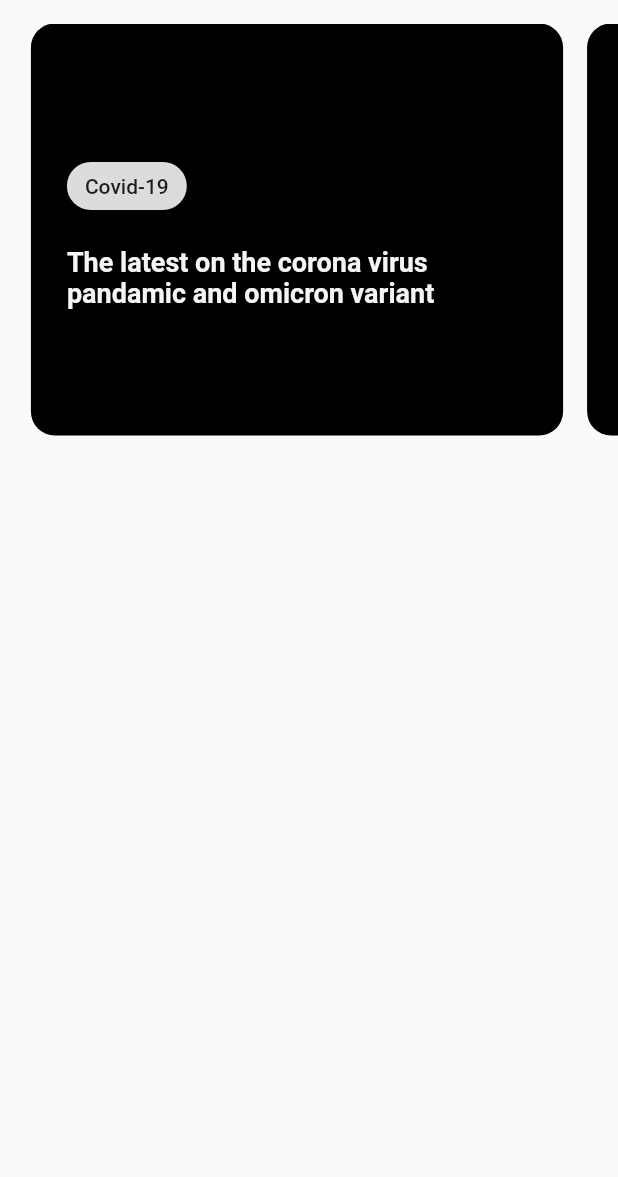
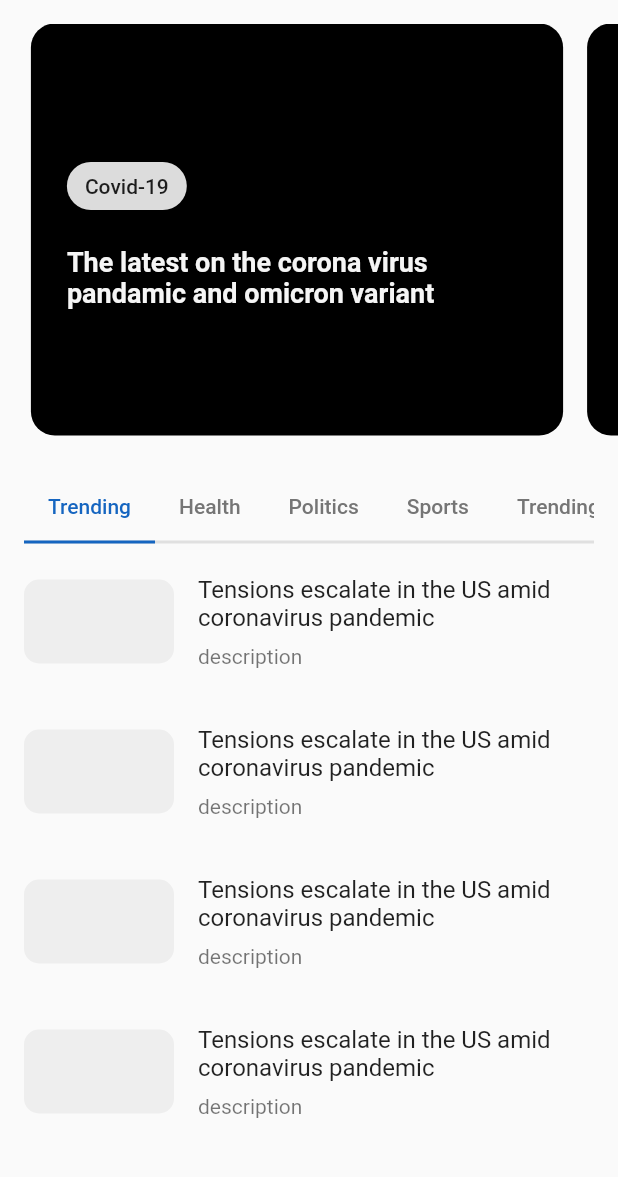
Before and after one commit to matiullah-karimi/news_app, a Flutter app: the screen it shows after launch, on a phone screen of 412 x 824 dp, the part 56-1233 px from its top. Run offline on Flutter 3.47's test engine with Material 2 defaults, Android fonts, the phone set to English and light mode, and no system bars.

Commit message:
Add categories widgets

```diff
--- a/lib/main.dart
+++ b/lib/main.dart
@@ -1,5 +1,6 @@
 import 'package:flutter/material.dart';
 import 'package:news_app/widgets/breaking_news.dart';
+import 'package:news_app/widgets/categories.dart';
 
 void main() {
   runApp(const MyApp());
@@ -33,7 +34,8 @@ class _MyHomePageState extends State<MyHomePage> {
   Widget build(BuildContext context) {
     return SafeArea(
       child: Scaffold(
-        body: Column(
+        body: SingleChildScrollView(
+          child: Column(
             mainAxisAlignment: MainAxisAlignment.start,
             crossAxisAlignment: CrossAxisAlignment.start,
             children: <Widget>[
@@ -48,7 +50,10 @@ class _MyHomePageState extends State<MyHomePage> {
                 height: MediaQuery.of(context).size.height / 3,
                 child: const BreakingNews(),
               ),
+              const SizedBox(height: 24),
+              const Categories()
             ],
+          ),
         ),
       ),
     );
--- /dev/null
+++ b/lib/widgets/categories.dart
@@ -0,0 +1,85 @@
+import 'package:flutter/material.dart';
+import 'package:news_app/widgets/news_list.dart';
+
+class Categories extends StatefulWidget {
+  const Categories({Key? key}) : super(key: key);
+
+  @override
+  _CategoriesState createState() => _CategoriesState();
+}
+
+class _CategoriesState extends State<Categories> {
+  GlobalKey key = GlobalKey(); // declare a global key
+
+  @override
+  Widget build(BuildContext context) {
+    return DefaultTabController(
+      length: 12,
+      child: Column(
+        children: <Widget>[
+          Padding(
+            padding: const EdgeInsets.symmetric(horizontal: 16.0),
+            child: DecoratedBox(
+              decoration: BoxDecoration(
+                color: Colors.white.withOpacity(0.0),
+                border: Border(
+                  bottom: BorderSide(
+                    color: Colors.grey.shade300,
+                    width: 2,
+                  ),
+                ),
+              ),
+              child: TabBar(
+                labelColor: Colors.blue.shade800,
+                unselectedLabelColor: Colors.grey.shade600,
+                indicatorColor: Colors.blue.shade800,
+                indicatorSize: TabBarIndicatorSize.tab,
+                isScrollable: true,
+                labelPadding: const EdgeInsets.symmetric(horizontal: 16),
+                indicatorWeight: 2,
+                tabs: [
+                  Tab(text: "Trending"),
+                  Tab(text: "Health"),
+                  Tab(text: "Politics"),
+                  Tab(text: "Sports"),
+                  Tab(text: "Trending"),
+                  Tab(text: "Health"),
+                  Tab(text: "Politics"),
+                  Tab(text: "Sports"),
+                  Tab(text: "Trending"),
+                  Tab(text: "Health"),
+                  Tab(text: "Politics"),
+                  Tab(text: "Sports"),
+                ],
+              ),
+            ),
+          ),
+          Container(
+            key: key,
+            height: MediaQuery.of(context).size.height -
+                MediaQuery.of(context).size.height / 3 -
+                kTextTabBarHeight -
+                kToolbarHeight -
+                36,
+            child: TabBarView(
+              children: [
+                NewsList(),
+                NewsList(),
+                NewsList(),
+                NewsList(),
+                NewsList(),
+                NewsList(),
+                NewsList(),
+                NewsList(),
+                NewsList(),
+                NewsList(),
+                NewsList(),
+                NewsList(),
+              ],
+            ),
+          ),
+        ],
+      ),
+    );
+  }
+}
--- /dev/null
+++ b/lib/widgets/news_list.dart
@@ -0,0 +1,27 @@
+import 'package:flutter/material.dart';
+import 'package:news_app/widgets/news_list_item.dart';
+
+class NewsList extends StatelessWidget {
+  const NewsList({Key? key}) : super(key: key);
+
+  @override
+  Widget build(BuildContext context) {
+    return ListView(
+      itemExtent: 100,
+      padding: const EdgeInsets.all(16),
+      children: [
+        NewsListItem(),
+        NewsListItem(),
+        NewsListItem(),
+        NewsListItem(),
+        NewsListItem(),
+        NewsListItem(),
+        NewsListItem(),
+        NewsListItem(),
+        NewsListItem(),
+        NewsListItem(),
+        NewsListItem(),
+      ],
+    );
+  }
+}
--- /dev/null
+++ b/lib/widgets/news_list_item.dart
@@ -0,0 +1,25 @@
+import 'package:flutter/material.dart';
+
+class NewsListItem extends StatelessWidget {
+  const NewsListItem({Key? key}) : super(key: key);
+
+  @override
+  Widget build(BuildContext context) {
+    return ListTile(
+      contentPadding: EdgeInsets.all(0),
+      title: Text('Tensions escalate in the US amid coronavirus pandemic'),
+      subtitle: const Padding(
+        padding: EdgeInsets.only(top: 8.0),
+        child: Text('description'),
+      ),
+      leading: Container(
+        width: 100,
+        height: 300,
+        decoration: BoxDecoration(
+          color: Colors.grey.shade200,
+          borderRadius: BorderRadius.circular(10),
+        ),
+      ),
+    );
+  }
+}
```
Also changed, not shown: lib/constants.dart (added). Lines whose indentation alone changed are shown as unchanged.
